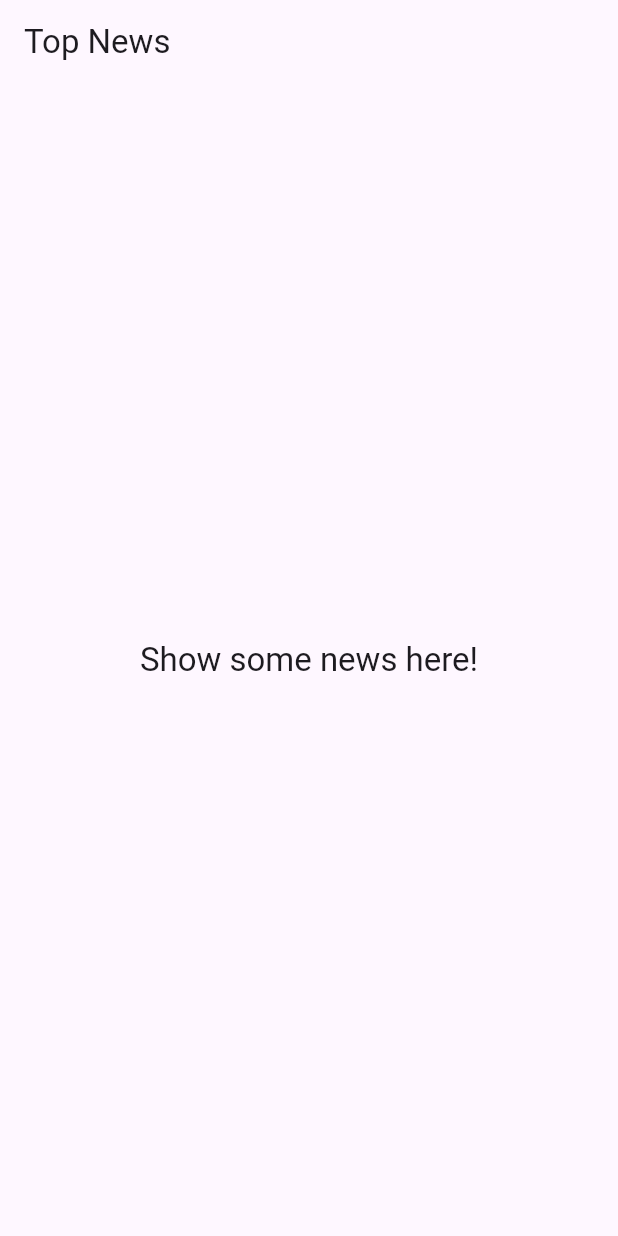
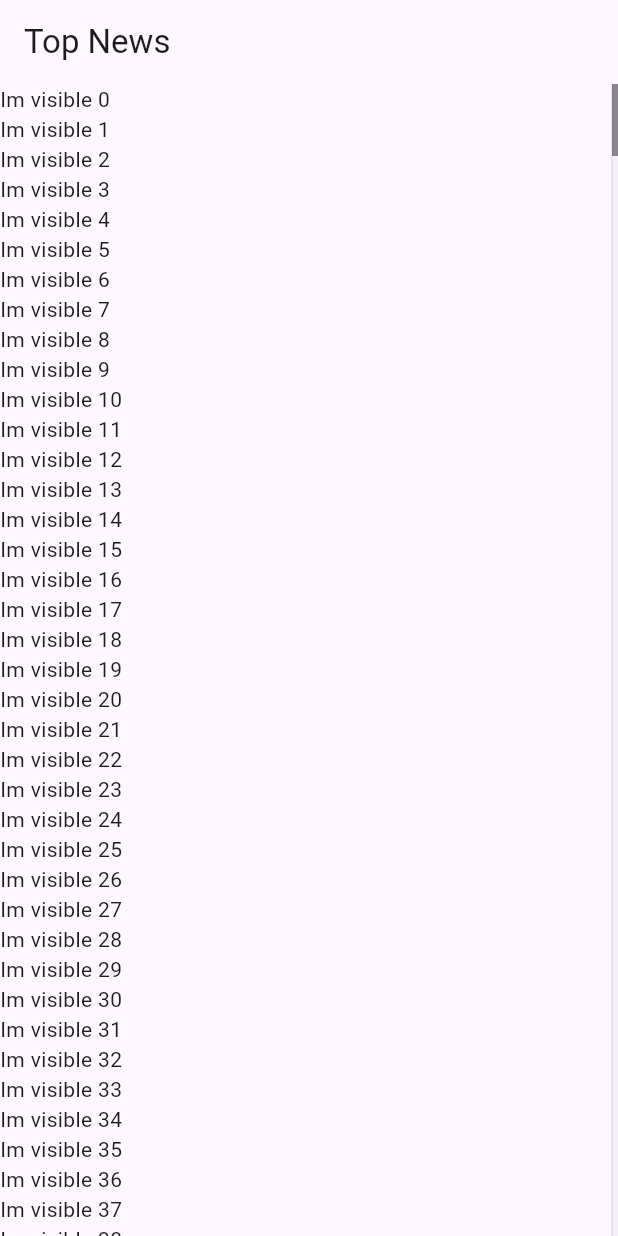
Before and after one commit to HelloImKevo/FlutterApps, a Flutter app: the screen it shows after launch, on a phone screen of 412 x 824 dp. Run offline on Flutter 3.47's test engine with Material 3 defaults, Android fonts, the light colour scheme and no system bars; our stand-ins replace logger, rxdart, sqflite; accounts and stored records are empty; generated files the repository leaves out were written again.

Commit message:
[News] Add List ScrollController with Future.delayed Item Builder Simulation

```diff
--- a/hacker_news/lib/src/app.dart
+++ b/hacker_news/lib/src/app.dart
@@ -10,7 +10,6 @@ class App extends StatelessWidget {
       title: 'Hacker News',
       theme: ThemeData(
         primarySwatch: Colors.orange,
-        useMaterial3: true,
       ),
       home: NewsList(),
     );
--- a/hacker_news/lib/src/screens/news_list.dart
+++ b/hacker_news/lib/src/screens/news_list.dart
@@ -1,4 +1,5 @@
 import 'dart:io';
+import 'dart:async';
 import 'package:flutter/foundation.dart';
 import 'package:flutter/material.dart';
 import 'package:flutter/rendering.dart';
@@ -13,12 +14,39 @@ class NewsList extends StatelessWidget {
       appBar: AppBar(
         title: const Text('Top News'),
       ),
-      body: Center(
-        child: Text(
-          'Show some news here!',
-          style: Theme.of(context).textTheme.titleLarge,
-        ),
+      body: buildList(),
+    );
+  }
+
+  Widget buildList() {
+    final ScrollController scrollController = ScrollController();
+
+    return Scrollbar(
+      controller: scrollController,
+      thumbVisibility: true,
+      trackVisibility: true,
+      child: ListView.builder(
+        controller: scrollController,
+        itemCount: 1000, // Example item count
+        itemBuilder: (context, int index) {
+          return FutureBuilder(
+            future: getFuture(),
+            builder: (context, snapshot) {
+              return snapshot.hasData
+                  ? Text('Im visible $index')
+                  : Text('I havent fetched data yet $index');
+            },
+          );
+        },
       ),
     );
   }
+
+  getFuture() {
+    // Simulate a network call or data fetching
+    return Future.delayed(
+      const Duration(seconds: 2),
+      () => {'News Item'},
+    );
+  }
 }
```
